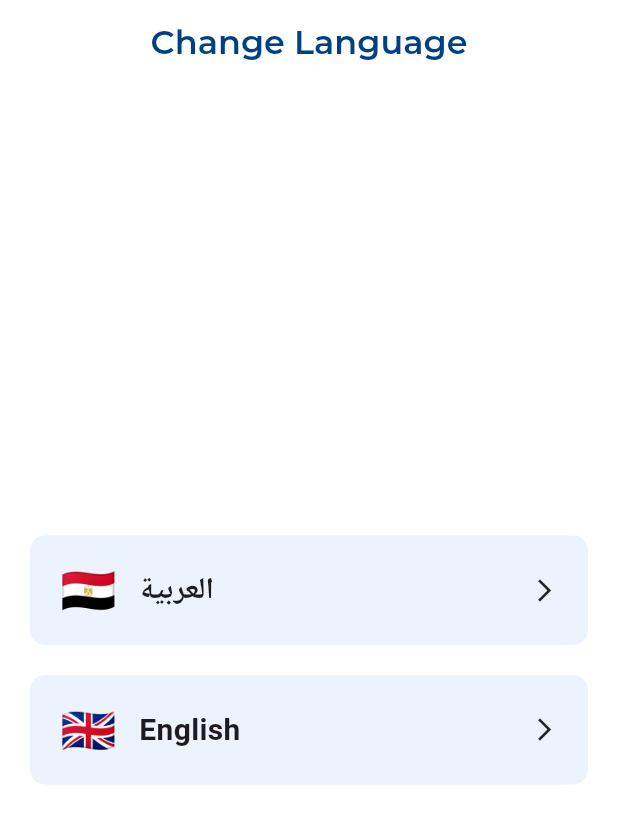
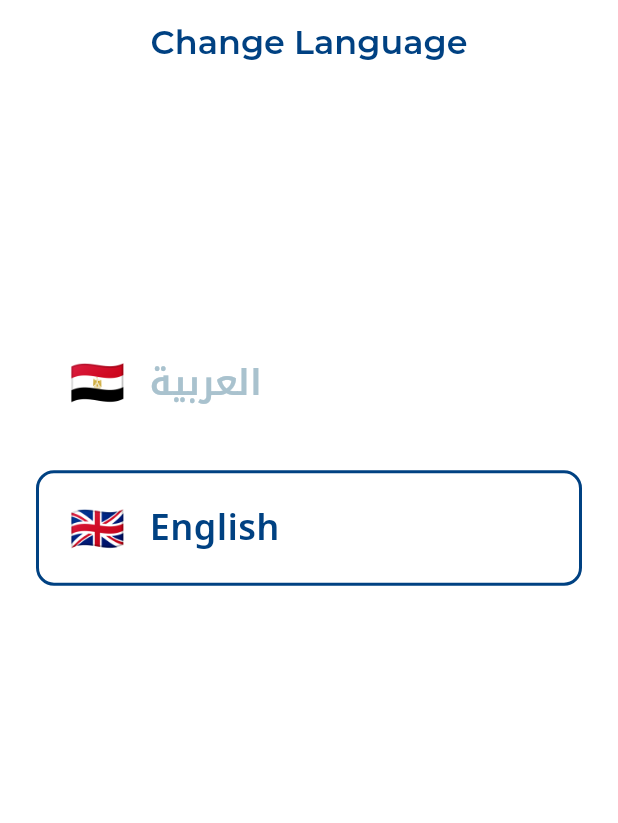
Before and after one commit to ahmedelshahed21/Snap-Shop-App, a Flutter app: the ChangeLanguageView screen opened by its route, on a phone screen of 412 x 824 dp. Shown: the top 823 px of the screen. Run offline on Flutter 3.47's test engine with Material 3 defaults, Android fonts, the phone set to English and light mode, and no system bars; our stand-ins replace cached_network_image, dartz, dio, flutter_bloc, flutter_svg, font_awesome_flutter and 3 more; network calls fail.

Commit message:
Refactor Change Language View

```diff
--- a/lib/features/change_language/presentation/views/change_language_view.dart
+++ b/lib/features/change_language/presentation/views/change_language_view.dart
@@ -1,9 +1,9 @@
 import 'package:flutter/material.dart';
-import 'package:flutter_bloc/flutter_bloc.dart';
+import 'package:snap_shop/app/snap_shop.dart';
 import 'package:snap_shop/core/config/localization/generated/l10n.dart';
 import 'package:snap_shop/core/theme/app_colors.dart';
 import 'package:snap_shop/core/theme/app_styles.dart';
-import 'package:snap_shop/features/change_language/presentation/manager/languages_cubit/languages_cubit.dart';
+import 'package:snap_shop/features/change_language/presentation/widgets/language_tile.dart';
 
 class ChangeLanguageView extends StatelessWidget {
   const ChangeLanguageView({super.key});
@@ -12,85 +12,36 @@ class ChangeLanguageView extends StatelessWidget {
   Widget build(BuildContext context) {
     return Scaffold(
       appBar: AppBar(
-        title: Text(S.of(context).changeLanguage,
-          style: AppStyles.styleMedium20(context).copyWith(
-            color: AppColors.kPrimaryColor,
-          ),
+        title: Text(
+          S.of(context).changeLanguage,
+          style: AppStyles.styleMedium20(context).copyWith(color: AppColors.kPrimaryColor),
         ),
         centerTitle: true,
       ),
-      body: const Padding(
-        padding: EdgeInsets.all(20.0),
+      body: Padding(
+        padding: const EdgeInsets.all(24.0),
         child: Column(
-          mainAxisAlignment: MainAxisAlignment.center,
           children: [
+            const Spacer(),
             LanguageTile(
+              color: isArabic()?AppColors.kPrimaryColor:AppColors.kBackGroundColor,
+              textColor: isArabic()?AppColors.kPrimaryColor:AppColors.kBorderColor,
               language: 'العربية',
               flagEmoji: '🇪🇬',
-              locale: Locale('ar'),
+              locale: const Locale('ar'),
             ),
-            SizedBox(height: 20),
-
-            // English Language Option
+            const SizedBox(height: 20),
             LanguageTile(
+              color: isArabic()?AppColors.kBackGroundColor:AppColors.kPrimaryColor,
+              textColor: isArabic()?AppColors.kBorderColor:AppColors.kPrimaryColor,
               language: 'English',
               flagEmoji: '🇬🇧',
-              locale: Locale('en'),
+              locale: const Locale('en'),
             ),
+            const Spacer(flex: 3),
           ],
         ),
       ),
     );
   }
 }
-
-class LanguageTile extends StatelessWidget {
-  final String language;
-  final String flagEmoji;
-  final Locale locale;
-
-  const LanguageTile({
-    super.key,
-    required this.language,
-    required this.flagEmoji,
-    required this.locale,
-  });
-
-  @override
-  Widget build(BuildContext context) {
-    return GestureDetector(
-      onTap: () {
-        context.read<LanguageCubit>().changeLanguage(locale);
-      },
-      child: Container(
-        padding: const EdgeInsets.symmetric(vertical: 15, horizontal: 20),
-        decoration: BoxDecoration(
-          borderRadius: BorderRadius.circular(10),
-          color: Colors.blueAccent.withOpacity(0.1),
-        ),
-        child: Row(
-          mainAxisAlignment: MainAxisAlignment.spaceBetween,
-          children: [
-            Row(
-              children: [
-                Text(
-                  flagEmoji,
-                  style: const TextStyle(fontSize: 30),
-                ),
-                const SizedBox(width: 15),
-                Text(
-                  language,
-                  style: const TextStyle(
-                    fontSize: 20,
-                    fontWeight: FontWeight.w600,
-                  ),
-                ),
-              ],
-            ),
-            const Icon(Icons.arrow_forward_ios, size: 18),
-          ],
-        ),
-      ),
-    );
-  }
-}
--- /dev/null
+++ b/lib/features/change_language/presentation/widgets/language_tile.dart
@@ -0,0 +1,65 @@
+import 'package:flutter/material.dart';
+import 'package:flutter_bloc/flutter_bloc.dart';
+import 'package:snap_shop/core/constants/app_constants.dart';
+import 'package:snap_shop/features/change_language/presentation/manager/languages_cubit/languages_cubit.dart';
+
+class LanguageTile extends StatelessWidget {
+  final Color color;
+  final Color textColor;
+  final String language;
+  final String flagEmoji;
+  final Locale locale;
+
+  const LanguageTile({
+    super.key,
+    required this.color,
+    required this.textColor,
+    required this.language,
+    required this.flagEmoji,
+    required this.locale,
+  });
+
+  @override
+  Widget build(BuildContext context) {
+    return GestureDetector(
+      onTap: () {
+        context.read<LanguageCubit>().changeLanguage(locale);
+      },
+      child: Container(
+        padding: const EdgeInsets.symmetric(vertical: 15, horizontal: 20),
+        decoration: ShapeDecoration(
+          shape: RoundedRectangleBorder(
+              borderRadius: BorderRadius.circular(12),
+              side: BorderSide(
+                width: 2,
+                color: color,
+              )
+          ),
+        ),
+        child: Row(
+          mainAxisAlignment: MainAxisAlignment.spaceBetween,
+          children: [
+            Row(
+              children: [
+                Text(
+                  flagEmoji,
+                  style: const TextStyle(fontSize: 30),
+                ),
+                const SizedBox(width: 16),
+                Text(
+                  language,
+                  style: TextStyle(
+                      fontSize: 24,
+                      color: textColor,
+                      fontWeight: FontWeight.w700,
+                      fontFamily: AppConstants.arabicFont
+                  ),
+                ),
+              ],
+            ),
+          ],
+        ),
+      ),
+    );
+  }
+}
--- a/lib/features/home/presentation/widgets/drawer_card.dart
+++ b/lib/features/home/presentation/widgets/drawer_card.dart
@@ -18,6 +18,7 @@ class DrawerCard extends StatelessWidget {
       elevation: 0,
       margin: const EdgeInsets.only(left: 6.0, right: 8.0),
       child: ListTile(
+        dense: true,
         onTap: onTap,
         leading: Icon(icon,
             color: AppColors.kPrimaryColor, size: 28),
--- a/lib/features/home/presentation/widgets/image_and_name_section.dart
+++ b/lib/features/home/presentation/widgets/image_and_name_section.dart
@@ -26,7 +26,7 @@ class ImageAndNameSection extends StatelessWidget {
           showImageDialog(context, images, images.indexOf(image));
         },
         child: Container(
-          padding: const EdgeInsets.symmetric(horizontal: 4.0),
+          // padding: const EdgeInsets.symmetric(horizontal: 4.0),
           decoration: ShapeDecoration(
             shape: RoundedRectangleBorder(
               borderRadius: BorderRadius.circular(12),
@@ -36,21 +36,22 @@ class ImageAndNameSection extends StatelessWidget {
           child: Column(
             children: [
               ClipRRect(
-                borderRadius: BorderRadius.circular(8),
+                borderRadius: const BorderRadius.only(topLeft: Radius.circular(12),topRight: Radius.circular(12)),
                 child: CachedNetworkImage(
                   imageUrl: image,
-                  fit: BoxFit.cover,
+                  fit: BoxFit.fill,
                   placeholder: (context, url) => const ImageLoadingEffect(),
                   errorWidget: (context, url, error) => const Icon(Icons.error),
                 ),
               ),
-              const SizedBox(height: 8),
+              const Spacer(),
               Text(
                 title,
                 textAlign: TextAlign.center,
                 style: AppStyles.styleMedium12(context)
                     .copyWith(color: AppColors.kPriceColor, fontSize: 14),
               ),
+              const Spacer(),
             ],
           ),
         ),
```
